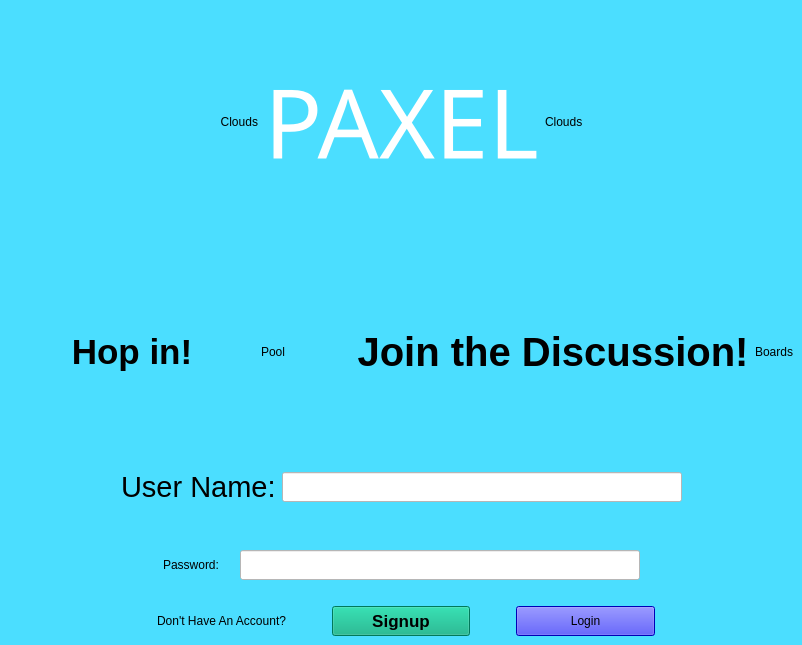
Before: the Qt Designer form Paxel/mainwindow.ui in ClownKingWalrus/PAXEL, drawn with Qt 5.
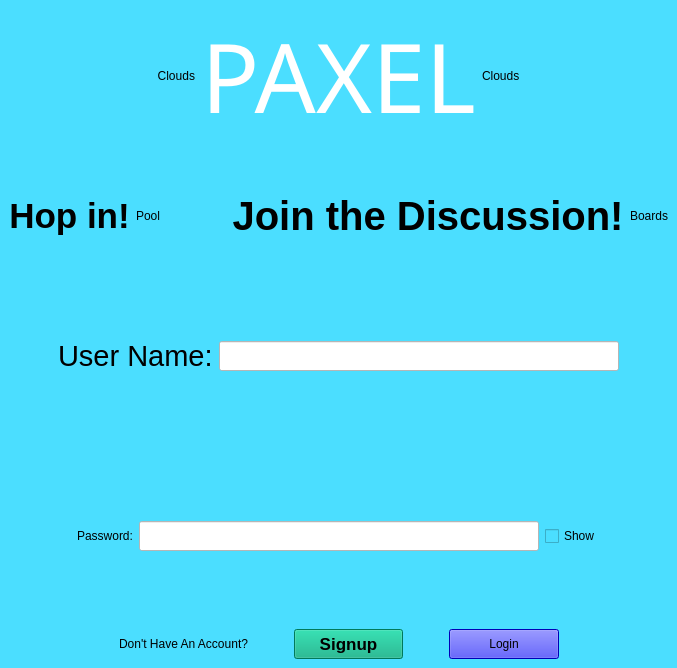
After: the same form once the commit is applied.

Diff of the .ui file:
```diff
--- a/Paxel/mainwindow.ui
+++ b/Paxel/mainwindow.ui
@@ -6,8 +6,8 @@
    <rect>
     <x>0</x>
     <y>0</y>
-    <width>802</width>
-    <height>645</height>
+    <width>675</width>
+    <height>668</height>
    </rect>
   </property>
   <property name="sizePolicy">
@@ -35,7 +35,7 @@
       <item row="12" column="0">
        <layout class="QHBoxLayout" name="horizontalLayout_5">
         <item>
-         <spacer name="horizontalSpacer_6">
+         <spacer name="horizontalSpacer_5">
           <property name="orientation">
            <enum>Qt::Orientation::Horizontal</enum>
           </property>
@@ -63,23 +63,7 @@
           </property>
          </widget>
         </item>
-        <item>
-         <spacer name="horizontalSpacer_12">
-          <property name="orientation">
-           <enum>Qt::Orientation::Horizontal</enum>
-          </property>
-          <property name="sizeType">
-           <enum>QSizePolicy::Policy::Fixed</enum>
-          </property>
-          <property name="sizeHint" stdset="0">
-           <size>
-            <width>15</width>
-            <height>20</height>
-           </size>
-          </property>
-         </spacer>
-        </item>
-        <item>
+        <item alignment="Qt::AlignmentFlag::AlignHCenter|Qt::AlignmentFlag::AlignVCenter">
          <widget class="QLineEdit" name="lineEdit_2">
           <property name="sizePolicy">
            <sizepolicy hsizetype="Preferred" vsizetype="Fixed">
@@ -115,8 +99,18 @@
           </property>
          </widget>
         </item>
+        <item alignment="Qt::AlignmentFlag::AlignHCenter|Qt::AlignmentFlag::AlignVCenter">
+         <widget class="QCheckBox" name="checkBox">
+          <property name="styleSheet">
+           <string notr="true">font: 12pt &quot;MS Sans Serif&quot;;</string>
+          </property>
+          <property name="text">
+           <string>Show</string>
+          </property>
+         </widget>
+        </item>
         <item>
-         <spacer name="horizontalSpacer_5">
+         <spacer name="horizontalSpacer_6">
           <property name="orientation">
            <enum>Qt::Orientation::Horizontal</enum>
           </property>
@@ -387,7 +381,7 @@
       <item row="10" column="0">
        <layout class="QHBoxLayout" name="horizontalLayout_3">
         <item>
-         <spacer name="horizontalSpacer_2">
+         <spacer name="horizontalSpacer">
           <property name="orientation">
            <enum>Qt::Orientation::Horizontal</enum>
           </property>
@@ -399,7 +393,7 @@
           </property>
          </spacer>
         </item>
-        <item>
+        <item alignment="Qt::AlignmentFlag::AlignRight|Qt::AlignmentFlag::AlignVCenter">
          <widget class="QLabel" name="label_4">
           <property name="sizePolicy">
            <sizepolicy hsizetype="Preferred" vsizetype="Preferred">
@@ -423,7 +417,7 @@
           </property>
          </widget>
         </item>
-        <item>
+        <item alignment="Qt::AlignmentFlag::AlignHCenter|Qt::AlignmentFlag::AlignVCenter">
          <widget class="QLineEdit" name="lineEdit">
           <property name="sizePolicy">
            <sizepolicy hsizetype="Preferred" vsizetype="Fixed">
@@ -457,7 +451,7 @@
          </widget>
         </item>
         <item>
-         <spacer name="horizontalSpacer">
+         <spacer name="horizontalSpacer_2">
           <property name="orientation">
            <enum>Qt::Orientation::Horizontal</enum>
           </property>
```
Left out of the diff: 4 changed lines with no effect on the pictures.
